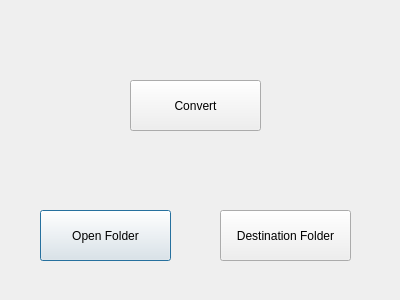
First picture: the form in uialgo2.ui, repository JSlaig/ARCO2020-p3, before the edit.
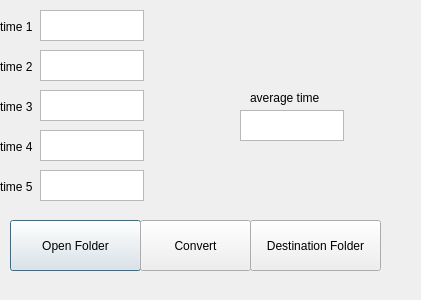
Second picture: the form after the edit.

Commit message: tiempos del algoritmo de imágnes

```diff
--- a/uialgo2.ui
+++ b/uialgo2.ui
@@ -6,7 +6,7 @@
    <rect>
     <x>0</x>
     <y>0</y>
-    <width>400</width>
+    <width>421</width>
     <height>300</height>
    </rect>
   </property>
@@ -16,8 +16,8 @@
   <widget class="QPushButton" name="butt_OpenFile">
    <property name="geometry">
     <rect>
-     <x>40</x>
-     <y>210</y>
+     <x>10</x>
+     <y>220</y>
      <width>131</width>
      <height>51</height>
     </rect>
@@ -29,8 +29,8 @@
   <widget class="QPushButton" name="butt_DestinationFolder">
    <property name="geometry">
     <rect>
-     <x>220</x>
-     <y>210</y>
+     <x>250</x>
+     <y>220</y>
      <width>131</width>
      <height>51</height>
     </rect>
@@ -42,9 +42,9 @@
   <widget class="QPushButton" name="butt_Convert">
    <property name="geometry">
     <rect>
-     <x>130</x>
-     <y>80</y>
-     <width>131</width>
+     <x>140</x>
+     <y>220</y>
+     <width>111</width>
      <height>51</height>
     </rect>
    </property>
@@ -52,6 +52,144 @@
     <string>Convert</string>
    </property>
   </widget>
+  <widget class="QTextEdit" name="time_1">
+   <property name="geometry">
+    <rect>
+     <x>40</x>
+     <y>10</y>
+     <width>104</width>
+     <height>31</height>
+    </rect>
+   </property>
+  </widget>
+  <widget class="QTextEdit" name="time_4">
+   <property name="geometry">
+    <rect>
+     <x>40</x>
+     <y>130</y>
+     <width>104</width>
+     <height>31</height>
+    </rect>
+   </property>
+  </widget>
+  <widget class="QTextEdit" name="time_3">
+   <property name="geometry">
+    <rect>
+     <x>40</x>
+     <y>90</y>
+     <width>104</width>
+     <height>31</height>
+    </rect>
+   </property>
+  </widget>
+  <widget class="QTextEdit" name="time_2">
+   <property name="geometry">
+    <rect>
+     <x>40</x>
+     <y>50</y>
+     <width>104</width>
+     <height>31</height>
+    </rect>
+   </property>
+  </widget>
+  <widget class="QTextEdit" name="time_5">
+   <property name="geometry">
+    <rect>
+     <x>40</x>
+     <y>170</y>
+     <width>104</width>
+     <height>31</height>
+    </rect>
+   </property>
+  </widget>
+  <widget class="QTextEdit" name="time_average">
+   <property name="geometry">
+    <rect>
+     <x>240</x>
+     <y>110</y>
+     <width>104</width>
+     <height>31</height>
+    </rect>
+   </property>
+  </widget>
+  <widget class="QLabel" name="label">
+   <property name="geometry">
+    <rect>
+     <x>250</x>
+     <y>90</y>
+     <width>81</width>
+     <height>16</height>
+    </rect>
+   </property>
+   <property name="text">
+    <string>average time</string>
+   </property>
+  </widget>
+  <widget class="QLabel" name="label_2">
+   <property name="geometry">
+    <rect>
+     <x>0</x>
+     <y>20</y>
+     <width>47</width>
+     <height>13</height>
+    </rect>
+   </property>
+   <property name="text">
+    <string>time 1</string>
+   </property>
+  </widget>
+  <widget class="QLabel" name="label_3">
+   <property name="geometry">
+    <rect>
+     <x>0</x>
+     <y>60</y>
+     <width>47</width>
+     <height>13</height>
+    </rect>
+   </property>
+   <property name="text">
+    <string>time 2</string>
+   </property>
+  </widget>
+  <widget class="QLabel" name="label_4">
+   <property name="geometry">
+    <rect>
+     <x>0</x>
+     <y>100</y>
+     <width>47</width>
+     <height>13</height>
+    </rect>
+   </property>
+   <property name="text">
+    <string>time 3</string>
+   </property>
+  </widget>
+  <widget class="QLabel" name="label_5">
+   <property name="geometry">
+    <rect>
+     <x>0</x>
+     <y>140</y>
+     <width>47</width>
+     <height>13</height>
+    </rect>
+   </property>
+   <property name="text">
+    <string>time 4</string>
+   </property>
+  </widget>
+  <widget class="QLabel" name="label_6">
+   <property name="geometry">
+    <rect>
+     <x>0</x>
+     <y>180</y>
+     <width>47</width>
+     <height>13</height>
+    </rect>
+   </property>
+   <property name="text">
+    <string>time 5</string>
+   </property>
+  </widget>
  </widget>
  <resources/>
  <connections/>
```
The commit also changes 2 other files.
